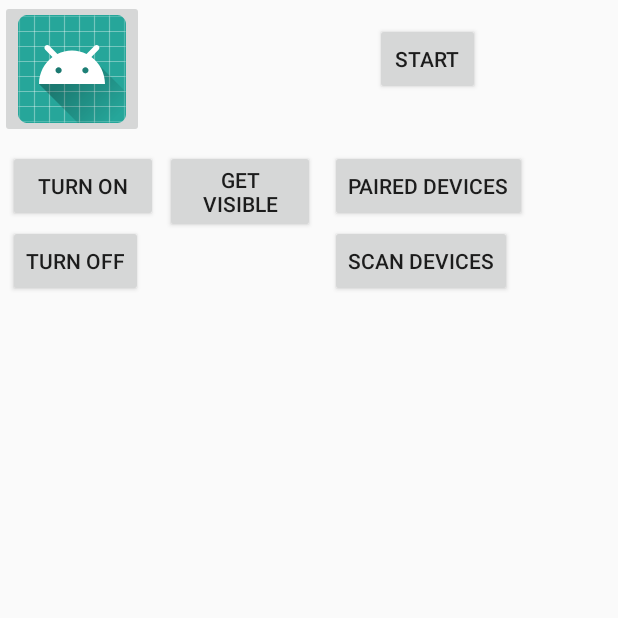
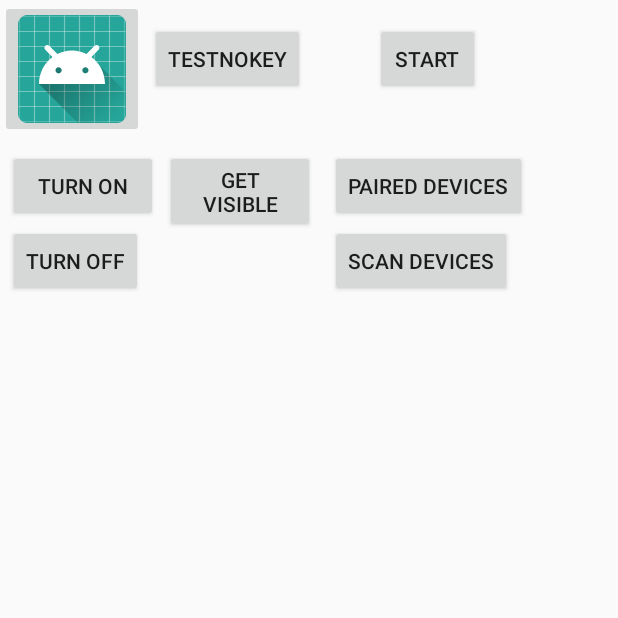
Before and after one commit to kashyapnanavati/BTMapAndroid, an Android app: the MainActivity screen opened directly, with no data from a screen before it, on a phone screen of 412 x 824 dp, the top half of it. Run offline under Robolectric (Android 15) with nearby library versions, the phone set to English and light mode, and no system bars.

```diff
--- a/app/src/main/java/com/btmap/jankidave/btmap/BluetoothService.java
+++ b/app/src/main/java/com/btmap/jankidave/btmap/BluetoothService.java
@@ -135,6 +135,12 @@ public class BluetoothService {
         bundle.putString(Constants.DEVICE_NAME, device.getName());
         msg.setData(bundle);
         mHandler.sendMessage(msg);
+
+        Message msg1 = mHandler.obtainMessage(Constants.MESSAGE_DEVICE_ADDRESS);
+        Bundle bundle1 = new Bundle();
+        bundle1.putString(Constants.DEVICE_ADDRESS, device.getAddress());
+        msg1.setData(bundle1);
+        mHandler.sendMessage(msg1);
         Log.d(TAG, "BluetoothService.java connected setState to STATE_CONNECTED\n");
     }
 
--- a/app/src/main/java/com/btmap/jankidave/btmap/Constants.java
+++ b/app/src/main/java/com/btmap/jankidave/btmap/Constants.java
@@ -7,10 +7,12 @@ public interface Constants {
     public static final int MESSAGE_WRITE = 3;
     public static final int MESSAGE_DEVICE_NAME = 4;
     public static final int MESSAGE_TOAST = 5;
+    public static final int MESSAGE_DEVICE_ADDRESS = 6;
 
 
 
     // Key names received from the BluetoothChatService Handler
     public static final String DEVICE_NAME = "device_name";
+    public static final String DEVICE_ADDRESS = "device_name";
     public static final String TOAST = "toast";
 }
--- a/app/src/main/res/layout/activity_main.xml
+++ b/app/src/main/res/layout/activity_main.xml
@@ -6,6 +6,14 @@
     android:layout_height="match_parent"
     android:visibility="visible"
     tools:context=".MainActivity">
+
+    <Button
+        android:id="@+id/testnokey"
+        android:layout_width="wrap_content"
+        android:layout_height="wrap_content"
+        android:layout_marginLeft="100dp"
+        android:layout_marginTop="15dp"
+        android:text="TestNoKey" />
 
     <Button
         android:id="@+id/turnoff"
--- a/app/src/main/res/layout/activity_messages.xml
+++ b/app/src/main/res/layout/activity_messages.xml
@@ -4,7 +4,7 @@
     xmlns:tools="http://schemas.android.com/tools"
     android:layout_width="match_parent"
     android:layout_height="match_parent"
-    tools:context=".Messages">
+    >
 
     <ListView
         android:id="@+id/msglist"
```
Also changed, not shown: app/src/main/java/com/btmap/jankidave/btmap/MainActivity.java (+26 -7 lines).
